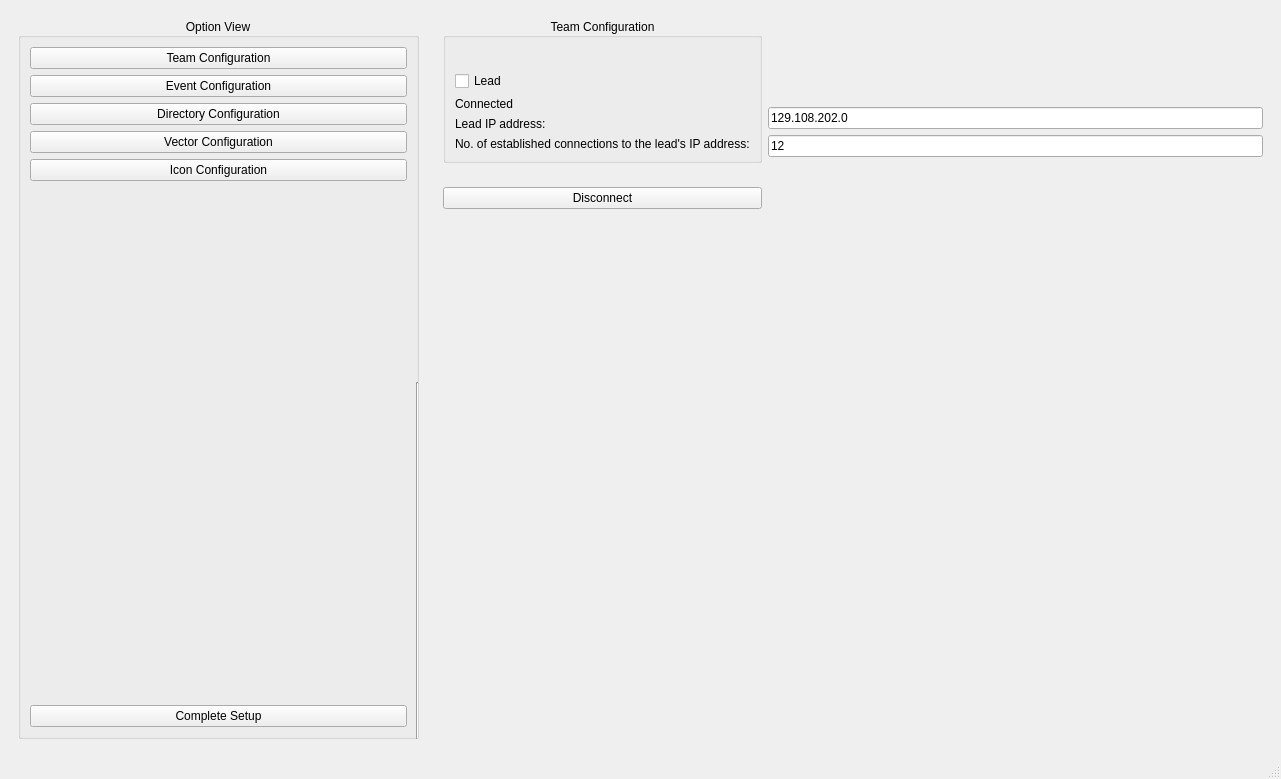
Qt form ui/SettingView.ui (CS4311-spring-2020/pick-tool-team15-spicegirls) before a commit.
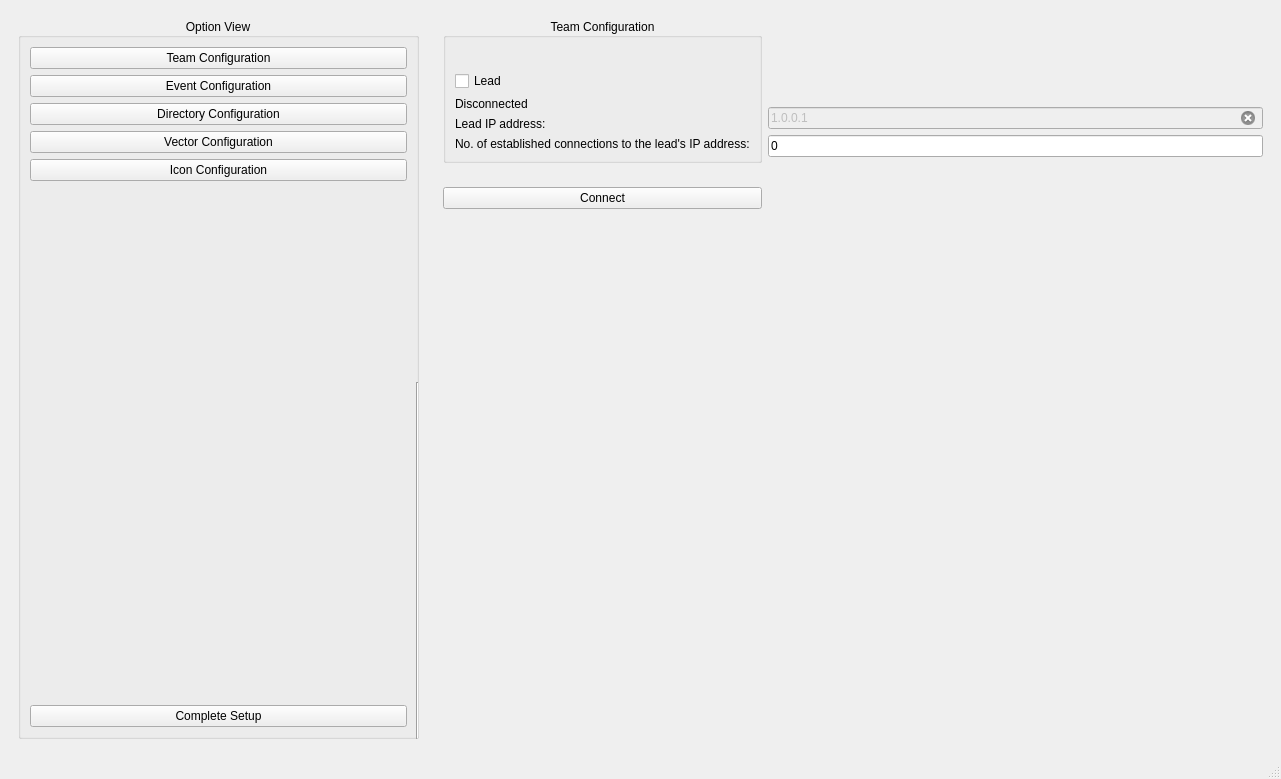
The same form after that commit. The open tabs and pages were chosen to show the change.

Commit message: fixed some stuff on team config

Diff of the .ui file:
```diff
--- a/ui/SettingView.ui
+++ b/ui/SettingView.ui
@@ -140,8 +140,14 @@
        <layout class="QGridLayout" name="gridLayout_17">
         <item row="4" column="2">
          <widget class="QLineEdit" name="IPAddressLineEdit">
+          <property name="enabled">
+           <bool>false</bool>
+          </property>
           <property name="text">
-           <string>129.108.202.0</string>
+           <string>1.0.0.1</string>
+          </property>
+          <property name="clearButtonEnabled">
+           <bool>true</bool>
           </property>
          </widget>
         </item>
@@ -187,7 +193,7 @@
         <item row="10" column="1">
          <widget class="QPushButton" name="TeamConfigConnectpushButton">
           <property name="text">
-           <string>Disconnect</string>
+           <string>Connect</string>
           </property>
          </widget>
         </item>
@@ -249,7 +255,7 @@
         <item row="5" column="2">
          <widget class="QLineEdit" name="NoOfConnectionslineEdit">
           <property name="text">
-           <string>12</string>
+           <string>0</string>
           </property>
          </widget>
         </item>
@@ -416,7 +422,7 @@
            <item>
             <widget class="QLabel" name="ConnectionStatus">
              <property name="text">
-              <string>Connected</string>
+              <string>Disconnected</string>
              </property>
             </widget>
            </item>
```
Left out of the diff: 7 changed lines with no effect on the pictures. The commit also changes 1 other file.
